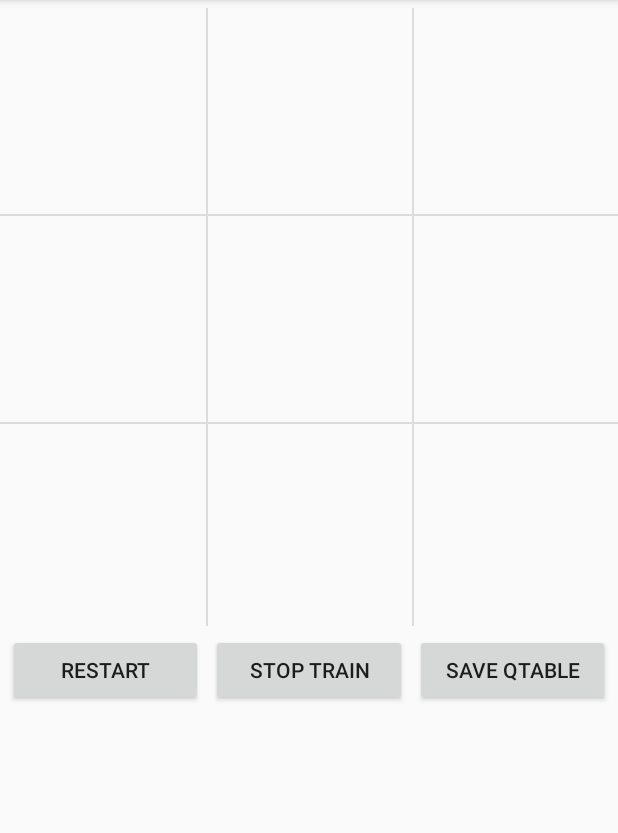
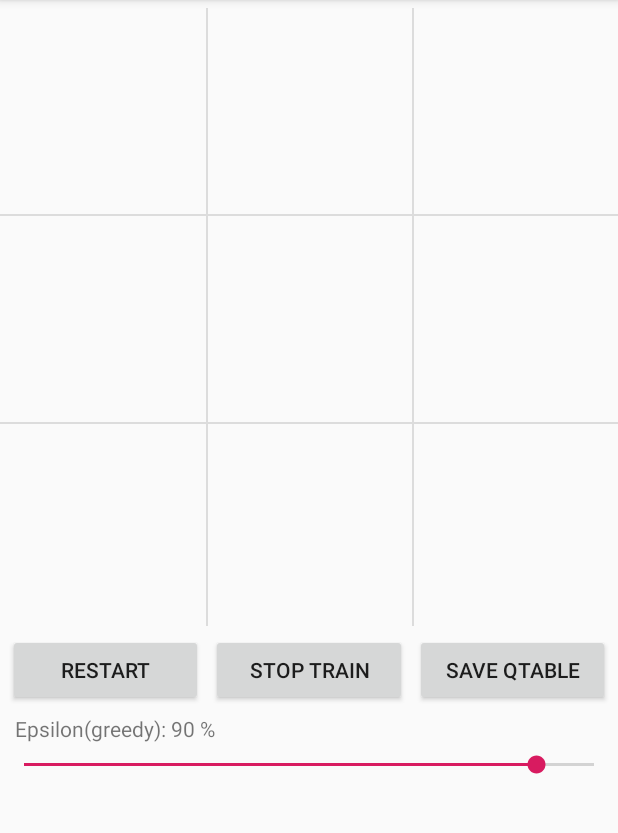
Before and after one commit to ice871117/ReinforcementLearning, an Android app: the screen it shows after launch (MainActivity), after a tap on "TRAIN", on a phone screen of 412 x 824 dp, the part 84-917 px from its top. Run offline under Robolectric (Android 15) with nearby library versions, the phone set to English and light mode, and no system bars.

Commit message:
add progress bar to control epsilon

```diff
--- a/TicTacToe/app/src/main/java/com/tencent/rl/MainActivity.kt
+++ b/TicTacToe/app/src/main/java/com/tencent/rl/MainActivity.kt
@@ -8,6 +8,8 @@ import android.support.v7.widget.RecyclerView
 import android.view.View
 import android.view.ViewGroup
 import android.widget.Button
+import android.widget.SeekBar
+import android.widget.TextView
 import com.tencent.rl.core.Action
 import com.tencent.rl.core.ChessPieceState
 import com.tencent.rl.core.Common
@@ -70,11 +72,31 @@ class MainActivity : AppCompatActivity() {
             EnvironmentCtrl.saveQTable(Common.SAVE_PATH)
         }
 
+        val progressText = findViewById<TextView>(R.id.progress_desc)
+
+        progressText.text = getEpsilonDesc((Common.EPSILON * 100).toInt())
+        findViewById<SeekBar>(R.id.epsilon_progress).apply { progress = (Common.EPSILON * 100).toInt() }.setOnSeekBarChangeListener(object: SeekBar.OnSeekBarChangeListener {
+
+            override fun onProgressChanged(seekBar: SeekBar?, progress: Int, fromUser: Boolean) {
+                progressText.text = getEpsilonDesc(progress)
+                Common.EPSILON = progress.toFloat() / 100f
+            }
+
+            override fun onStartTrackingTouch(seekBar: SeekBar?) {
+            }
+
+            override fun onStopTrackingTouch(seekBar: SeekBar?) {
+            }
+
+        })
+
         val recyclerView = findViewById<RecyclerView>(R.id.recycler_view)
         recyclerView.layoutManager = GridLayoutManager(this@MainActivity, COLUMNS)
         recyclerView.addItemDecoration(BorderDecoration(this@MainActivity))
         recyclerView.adapter = adapter
     }
+
+    private fun getEpsilonDesc(progress: Int) = String.format("%s %d %%", getString(R.string.epsilon),  progress)
 
     private fun initEnv() {
         Common.SAVE_PATH = externalCacheDir.absolutePath + File.separator + "model.rl"
--- a/TicTacToe/app/src/main/java/com/tencent/rl/core/Engine.kt
+++ b/TicTacToe/app/src/main/java/com/tencent/rl/core/Engine.kt
@@ -23,7 +23,7 @@ abstract class BaseTicTacToeEngine: IRLEngine {
         if (WinDetector.hasWon(nextState!!, Common.AI)) {
             reward = 1f
         } else if (WinDetector.oneMoreStepToWin(nextState!!, Common.HUMAN)) {
-            reward = -0.3f
+            reward = -1f
         }
         Log.d(Common.TAG, "AI ===> action=$action, reward=$reward")
         return Pair(nextState!!, reward)
--- a/TicTacToe/app/src/main/java/com/tencent/rl/core/common.kt
+++ b/TicTacToe/app/src/main/java/com/tencent/rl/core/common.kt
@@ -16,7 +16,7 @@ enum class ChessPieceState(val value: Int) {
 object Common {
     const val SIZE = 3
     const val BOARD_TOTAL_SIZE = SIZE * SIZE
-    const val EPSILON = 0.9f                   // 贪婪度 greedy
+    var EPSILON = 0.9f                   // 贪婪度 greedy
     const val ALPHA = 0.1f                     // 学习率
     const val GAMMA = 0.9f                     // 奖励递减值
     val HUMAN = ChessPieceState.CROSS
--- a/TicTacToe/app/src/main/res/layout/activity_main.xml
+++ b/TicTacToe/app/src/main/res/layout/activity_main.xml
@@ -56,4 +56,26 @@
         app:layout_constraintTop_toBottomOf="@+id/recycler_view"
         />
 
+    <TextView
+        android:id="@+id/progress_desc"
+        android:layout_width="wrap_content"
+        android:layout_height="wrap_content"
+        android:text="@string/epsilon"
+        android:layout_marginLeft="10dp"
+        android:layout_marginTop="5dp"
+        app:layout_constraintLeft_toLeftOf="parent"
+        app:layout_constraintTop_toBottomOf="@+id/restart_btn"
+        />
+
+    <SeekBar
+        android:id="@+id/epsilon_progress"
+        android:layout_width="match_parent"
+        android:layout_height="wrap_content"
+        android:max="100"
+        android:progress="90"
+        android:layout_marginTop="5dp"
+        app:layout_constraintLeft_toLeftOf="parent"
+        app:layout_constraintRight_toRightOf="parent"
+        app:layout_constraintTop_toBottomOf="@+id/progress_desc"/>
+
 </android.support.constraint.ConstraintLayout>
--- a/TicTacToe/app/src/main/res/values/strings.xml
+++ b/TicTacToe/app/src/main/res/values/strings.xml
@@ -10,4 +10,5 @@
     <string name="save">"Save QTable"</string>
     <string name="saved">"Model save success"</string>
     <string name="loaded">"Model load success"</string>
+    <string name="epsilon">"Epsilon(greedy):"</string>
 </resources>
```
